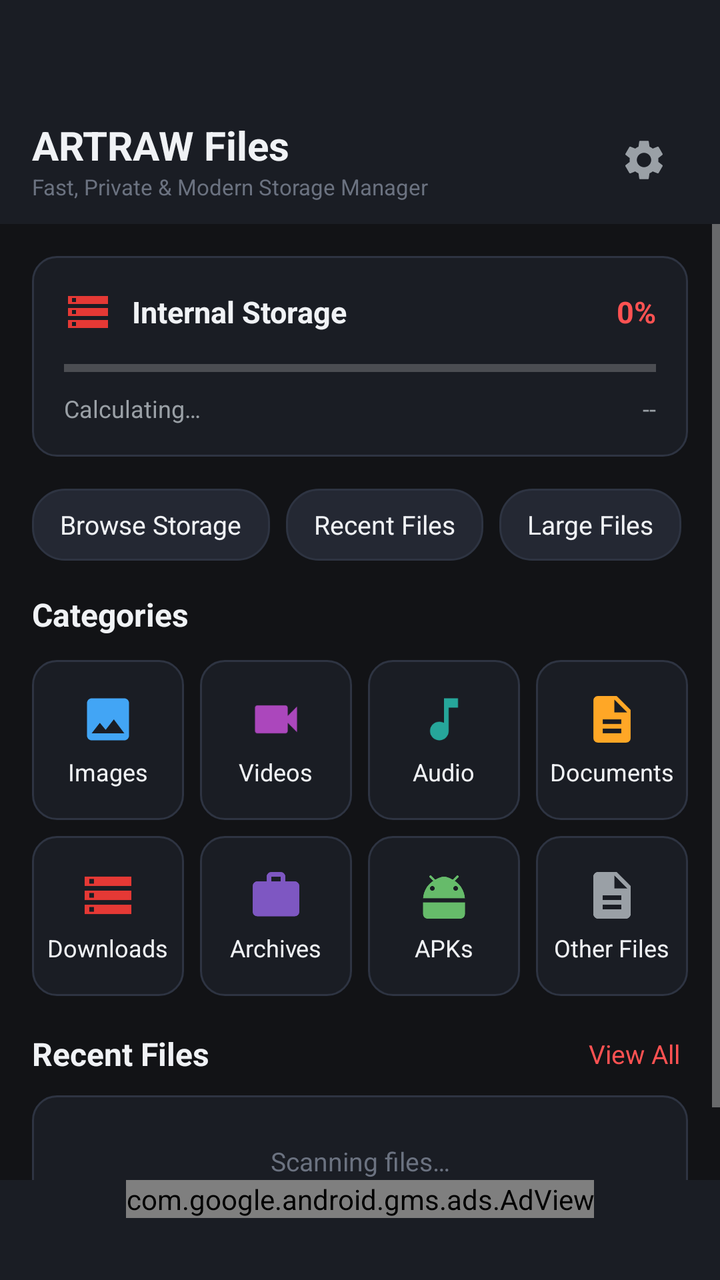
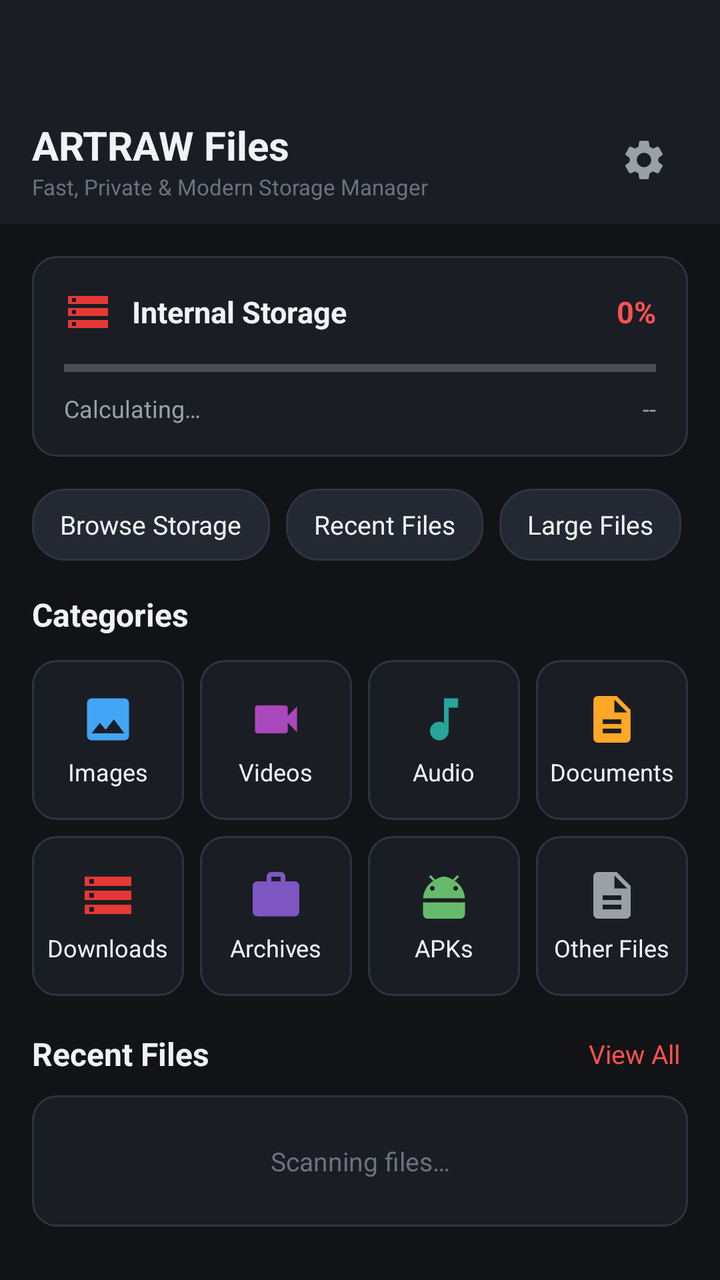

An Android layout rendered at two revisions. The XML below is the earlier revision; the diff shows what the commit changed to produce the second picture.
<!-- AndroidManifest.xml: application theme Theme.ArtrawFiles -->
<!-- res/layout/activity_main.xml -->
<?xml version="1.0" encoding="utf-8"?>
<LinearLayout xmlns:android="http://schemas.android.com/apk/res/android"
    android:layout_width="match_parent"
    android:layout_height="match_parent"
    android:orientation="vertical"
    android:background="@color/bg_dark">

    
    
    <LinearLayout
        android:id="@+id/headerMain"
        android:layout_width="match_parent"
        android:layout_height="wrap_content"
        android:orientation="vertical"
        android:background="@color/surface_dark"
        android:paddingTop="48dp">

        <RelativeLayout
            android:id="@+id/headerContentMain"
            android:layout_width="match_parent"
            android:layout_height="wrap_content"
            android:minHeight="64dp"
            android:paddingStart="16dp"
            android:paddingEnd="16dp"
            android:paddingTop="8dp"
            android:paddingBottom="8dp">

            <LinearLayout
                android:layout_width="wrap_content"
                android:layout_height="wrap_content"
                android:orientation="vertical"
                android:layout_alignParentStart="true"
                android:layout_centerVertical="true">

                <TextView
                    android:id="@+id/tvAppTitle"
                    android:layout_width="wrap_content"
                    android:layout_height="wrap_content"
                    android:text="@string/app_name"
                    android:textColor="@color/text_primary_dark"
                    android:textSize="20sp"
                    android:textStyle="bold" />

                <TextView
                    android:layout_width="wrap_content"
                    android:layout_height="wrap_content"
                    android:text="@string/app_tagline"
                    android:textColor="@color/text_tertiary_dark"
                    android:textSize="11sp" />
            </LinearLayout>

            <ImageView
                android:id="@+id/btnSettings"
                android:layout_width="44dp"
                android:layout_height="44dp"
                android:layout_alignParentEnd="true"
                android:layout_centerVertical="true"
                android:padding="10dp"
                android:background="?android:attr/selectableItemBackgroundBorderless"
                android:contentDescription="@string/nav_settings"
                android:src="@drawable/ic_settings" />
        </RelativeLayout>
    </LinearLayout>

    
    <ScrollView
        android:id="@+id/scrollMainContent"
        android:layout_width="match_parent"
        android:layout_height="0dp"
        android:layout_weight="1"
        android:clipToPadding="false"
        android:fillViewport="true">

        <LinearLayout
            android:layout_width="match_parent"
            android:layout_height="wrap_content"
            android:orientation="vertical"
            android:padding="16dp">

            
            <LinearLayout
                android:id="@+id/layoutPermissionBanner"
                android:layout_width="match_parent"
                android:layout_height="wrap_content"
                android:orientation="vertical"
                android:background="@drawable/bg_card"
                android:padding="16dp"
                android:layout_marginBottom="16dp"
                android:visibility="gone">

                <TextView
                    android:layout_width="wrap_content"
                    android:layout_height="wrap_content"
                    android:text="@string/perm_title"
                    android:textColor="@color/artraw_crimson_accent"
                    android:textSize="16sp"
                    android:textStyle="bold" />

                <TextView
                    android:layout_width="match_parent"
                    android:layout_height="wrap_content"
                    android:layout_marginTop="6dp"
                    android:text="@string/perm_desc"
                    android:textColor="@color/text_secondary_dark"
                    android:textSize="13sp" />

                <Button
                    android:id="@+id/btnGrantPermission"
                    android:layout_width="wrap_content"
                    android:layout_height="40dp"
                    android:layout_marginTop="12dp"
                    android:background="@drawable/bg_button_primary"
                    android:text="@string/perm_btn_grant"
                    android:textColor="@android:color/white"
                    android:textSize="13sp" />
            </LinearLayout>

            
            <LinearLayout
                android:id="@+id/cardStorage"
                android:layout_width="match_parent"
                android:layout_height="wrap_content"
                android:orientation="vertical"
                android:background="@drawable/bg_card"
                android:padding="16dp"
                android:layout_marginBottom="16dp">

                <RelativeLayout
                    android:layout_width="match_parent"
                    android:layout_height="wrap_content">

                    <ImageView
                        android:id="@+id/iconStorage"
                        android:layout_width="24dp"
                        android:layout_height="24dp"
                        android:src="@drawable/ic_storage"
                        android:layout_alignParentStart="true"
                        android:layout_centerVertical="true" />

                    <TextView
                        android:id="@+id/tvStorageTitle"
                        android:layout_width="wrap_content"
                        android:layout_height="wrap_content"
                        android:layout_toEndOf="@id/iconStorage"
                        android:layout_marginStart="10dp"
                        android:layout_centerVertical="true"
                        android:text="@string/storage_internal"
                        android:textColor="@color/text_primary_dark"
                        android:textSize="15sp"
                        android:textStyle="bold" />

                    <TextView
                        android:id="@+id/tvStoragePercent"
                        android:layout_width="wrap_content"
                        android:layout_height="wrap_content"
                        android:layout_alignParentEnd="true"
                        android:layout_centerVertical="true"
                        android:text="0%"
                        android:textColor="@color/artraw_crimson_accent"
                        android:textSize="15sp"
                        android:textStyle="bold" />
                </RelativeLayout>

                
                <ProgressBar
                    android:id="@+id/progressStorage"
                    style="?android:attr/progressBarStyleHorizontal"
                    android:layout_width="match_parent"
                    android:layout_height="8dp"
                    android:layout_marginTop="12dp"
                    android:max="100"
                    android:progress="0"
                    android:progressTint="@color/artraw_crimson" />

                <RelativeLayout
                    android:layout_width="match_parent"
                    android:layout_height="wrap_content"
                    android:layout_marginTop="8dp">

                    <TextView
                        android:id="@+id/tvStorageUsed"
                        android:layout_width="wrap_content"
                        android:layout_height="wrap_content"
                        android:layout_alignParentStart="true"
                        android:text="Calculating…"
                        android:textColor="@color/text_secondary_dark"
                        android:textSize="12sp" />

                    <TextView
                        android:id="@+id/tvStorageFree"
                        android:layout_width="wrap_content"
                        android:layout_height="wrap_content"
                        android:layout_alignParentEnd="true"
                        android:text="--"
                        android:textColor="@color/text_secondary_dark"
                        android:textSize="12sp" />
                </RelativeLayout>
            </LinearLayout>

            
            <HorizontalScrollView
                android:layout_width="match_parent"
                android:layout_height="wrap_content"
                android:scrollbars="none"
                android:layout_marginBottom="16dp">

                <LinearLayout
                    android:layout_width="wrap_content"
                    android:layout_height="wrap_content"
                    android:orientation="horizontal">

                    <TextView
                        android:id="@+id/chipBrowseAll"
                        android:layout_width="wrap_content"
                        android:layout_height="36dp"
                        android:background="@drawable/bg_badge"
                        android:gravity="center"
                        android:paddingStart="14dp"
                        android:paddingEnd="14dp"
                        android:text="@string/action_browse_all"
                        android:textColor="@color/text_primary_dark"
                        android:textSize="13sp" />

                    <TextView
                        android:id="@+id/chipRecent"
                        android:layout_width="wrap_content"
                        android:layout_height="36dp"
                        android:layout_marginStart="8dp"
                        android:background="@drawable/bg_badge"
                        android:gravity="center"
                        android:paddingStart="14dp"
                        android:paddingEnd="14dp"
                        android:text="@string/action_recent"
                        android:textColor="@color/text_primary_dark"
                        android:textSize="13sp" />

                    <TextView
                        android:id="@+id/chipLargeFiles"
                        android:layout_width="wrap_content"
                        android:layout_height="36dp"
                        android:layout_marginStart="8dp"
                        android:background="@drawable/bg_badge"
                        android:gravity="center"
                        android:paddingStart="14dp"
                        android:paddingEnd="14dp"
                        android:text="@string/action_large_files"
                        android:textColor="@color/text_primary_dark"
                        android:textSize="13sp" />

                    <TextView
                        android:id="@+id/chipDuplicates"
                        android:layout_width="wrap_content"
                        android:layout_height="36dp"
                        android:layout_marginStart="8dp"
                        android:background="@drawable/bg_badge"
                        android:gravity="center"
                        android:paddingStart="14dp"
                        android:paddingEnd="14dp"
                        android:text="@string/action_duplicates"
                        android:textColor="@color/text_primary_dark"
                        android:textSize="13sp" />
                </LinearLayout>
            </HorizontalScrollView>

            
            <TextView
                android:layout_width="wrap_content"
                android:layout_height="wrap_content"
                android:text="Categories"
                android:textColor="@color/text_primary_dark"
                android:textSize="16sp"
                android:textStyle="bold"
                android:layout_marginBottom="12dp" />

            
            <LinearLayout
                android:layout_width="match_parent"
                android:layout_height="wrap_content"
                android:orientation="horizontal"
                android:layout_marginBottom="8dp">

                
                <LinearLayout
                    android:id="@+id/catImages"
                    android:layout_width="0dp"
                    android:layout_height="80dp"
                    android:layout_weight="1"
                    android:orientation="vertical"
                    android:background="@drawable/bg_card"
                    android:gravity="center"
                    android:clickable="true"
                    android:focusable="true">

                    <ImageView
                        android:layout_width="28dp"
                        android:layout_height="28dp"
                        android:src="@drawable/ic_image" />

                    <TextView
                        android:layout_width="wrap_content"
                        android:layout_height="wrap_content"
                        android:layout_marginTop="4dp"
                        android:text="@string/cat_images"
                        android:textColor="@color/text_primary_dark"
                        android:textSize="12sp" />
                </LinearLayout>

                
                <LinearLayout
                    android:id="@+id/catVideos"
                    android:layout_width="0dp"
                    android:layout_height="80dp"
                    android:layout_weight="1"
                    android:layout_marginStart="8dp"
                    android:orientation="vertical"
                    android:background="@drawable/bg_card"
                    android:gravity="center"
                    android:clickable="true"
                    android:focusable="true">

                    <ImageView
                        android:layout_width="28dp"
                        android:layout_height="28dp"
                        android:src="@drawable/ic_video" />

                    <TextView
                        android:layout_width="wrap_content"
                        android:layout_height="wrap_content"
                        android:layout_marginTop="4dp"
                        android:text="@string/cat_videos"
                        android:textColor="@color/text_primary_dark"
                        android:textSize="12sp" />
                </LinearLayout>

                
                <LinearLayout
                    android:id="@+id/catAudio"
                    android:layout_width="0dp"
                    android:layout_height="80dp"
                    android:layout_weight="1"
                    android:layout_marginStart="8dp"
                    android:orientation="vertical"
                    android:background="@drawable/bg_card"
                    android:gravity="center"
                    android:clickable="true"
                    android:focusable="true">

                    <ImageView
                        android:layout_width="28dp"
                        android:layout_height="28dp"
                        android:src="@drawable/ic_audio" />

                    <TextView
                        android:layout_width="wrap_content"
                        android:layout_height="wrap_content"
                        android:layout_marginTop="4dp"
                        android:text="@string/cat_audio"
                        android:textColor="@color/text_primary_dark"
                        android:textSize="12sp" />
                </LinearLayout>

                
                <LinearLayout
                    android:id="@+id/catDocuments"
                    android:layout_width="0dp"
                    android:layout_height="80dp"
                    android:layout_weight="1"
                    android:layout_marginStart="8dp"
                    android:orientation="vertical"
                    android:background="@drawable/bg_card"
                    android:gravity="center"
                    android:clickable="true"
                    android:focusable="true">

                    <ImageView
                        android:layout_width="28dp"
                        android:layout_height="28dp"
                        android:src="@drawable/ic_document" />

                    <TextView
                        android:layout_width="wrap_content"
                        android:layout_height="wrap_content"
                        android:layout_marginTop="4dp"
                        android:text="@string/cat_documents"
                        android:textColor="@color/text_primary_dark"
                        android:textSize="12sp" />
                </LinearLayout>
            </LinearLayout>

            
            <LinearLayout
                android:layout_width="match_parent"
                android:layout_height="wrap_content"
                android:orientation="horizontal"
                android:layout_marginBottom="16dp">

                
                <LinearLayout
                    android:id="@+id/catDownloads"
                    android:layout_width="0dp"
                    android:layout_height="80dp"
                    android:layout_weight="1"
                    android:orientation="vertical"
                    android:background="@drawable/bg_card"
                    android:gravity="center"
                    android:clickable="true"
                    android:focusable="true">

                    <ImageView
                        android:layout_width="28dp"
                        android:layout_height="28dp"
                        android:src="@drawable/ic_storage" />

                    <TextView
                        android:layout_width="wrap_content"
                        android:layout_height="wrap_content"
                        android:layout_marginTop="4dp"
                        android:text="@string/cat_downloads"
                        android:textColor="@color/text_primary_dark"
                        android:textSize="12sp" />
                </LinearLayout>

                
                <LinearLayout
                    android:id="@+id/catArchives"
                    android:layout_width="0dp"
                    android:layout_height="80dp"
                    android:layout_weight="1"
                    android:layout_marginStart="8dp"
                    android:orientation="vertical"
                    android:background="@drawable/bg_card"
                    android:gravity="center"
                    android:clickable="true"
                    android:focusable="true">

                    <ImageView
                        android:layout_width="28dp"
                        android:layout_height="28dp"
                        android:src="@drawable/ic_archive" />

                    <TextView
                        android:layout_width="wrap_content"
                        android:layout_height="wrap_content"
                        android:layout_marginTop="4dp"
                        android:text="@string/cat_archives"
                        android:textColor="@color/text_primary_dark"
                        android:textSize="12sp" />
                </LinearLayout>

                
                <LinearLayout
                    android:id="@+id/catApks"
                    android:layout_width="0dp"
                    android:layout_height="80dp"
                    android:layout_weight="1"
                    android:layout_marginStart="8dp"
                    android:orientation="vertical"
                    android:background="@drawable/bg_card"
                    android:gravity="center"
                    android:clickable="true"
                    android:focusable="true">

                    <ImageView
                        android:layout_width="28dp"
                        android:layout_height="28dp"
                        android:src="@drawable/ic_apk" />

                    <TextView
                        android:layout_width="wrap_content"
                        android:layout_height="wrap_content"
                        android:layout_marginTop="4dp"
                        android:text="@string/cat_apks"
                        android:textColor="@color/text_primary_dark"
                        android:textSize="12sp" />
                </LinearLayout>

                
                <LinearLayout
                    android:id="@+id/catOther"
                    android:layout_width="0dp"
                    android:layout_height="80dp"
                    android:layout_weight="1"
                    android:layout_marginStart="8dp"
                    android:orientation="vertical"
                    android:background="@drawable/bg_card"
                    android:gravity="center"
                    android:clickable="true"
                    android:focusable="true">

                    <ImageView
                        android:layout_width="28dp"
                        android:layout_height="28dp"
                        android:src="@drawable/ic_file" />

                    <TextView
                        android:layout_width="wrap_content"
                        android:layout_height="wrap_content"
                        android:layout_marginTop="4dp"
                        android:text="@string/cat_other"
                        android:textColor="@color/text_primary_dark"
                        android:textSize="12sp" />
                </LinearLayout>
            </LinearLayout>

            
            <RelativeLayout
                android:layout_width="match_parent"
                android:layout_height="wrap_content"
                android:layout_marginBottom="8dp">

                <TextView
                    android:layout_width="wrap_content"
                    android:layout_height="wrap_content"
                    android:text="@string/action_recent"
                    android:textColor="@color/text_primary_dark"
                    android:textSize="16sp"
                    android:textStyle="bold"
                    android:layout_alignParentStart="true"
                    android:layout_centerVertical="true" />

                <TextView
                    android:id="@+id/btnViewAllRecent"
                    android:layout_width="wrap_content"
                    android:layout_height="wrap_content"
                    android:layout_alignParentEnd="true"
                    android:layout_centerVertical="true"
                    android:text="View All"
                    android:textColor="@color/artraw_crimson_accent"
                    android:textSize="13sp"
                    android:padding="4dp" />
            </RelativeLayout>

            
            <LinearLayout
                android:id="@+id/layoutRecentList"
                android:layout_width="match_parent"
                android:layout_height="wrap_content"
                android:orientation="vertical"
                android:background="@drawable/bg_card"
                android:padding="8dp">

                <TextView
                    android:id="@+id/tvRecentEmpty"
                    android:layout_width="match_parent"
                    android:layout_height="wrap_content"
                    android:gravity="center"
                    android:padding="16dp"
                    android:text="@string/state_loading"
                    android:textColor="@color/text_tertiary_dark"
                    android:textSize="13sp" />
            </LinearLayout>
        </LinearLayout>
    </ScrollView>

    
    <FrameLayout
        android:id="@+id/layoutAdContainer"
        android:layout_width="match_parent"
        android:layout_height="wrap_content"
        android:minHeight="50dp"
        android:background="@color/surface_dark"
        android:gravity="center">

        <com.google.android.gms.ads.AdView
            xmlns:ads="http://schemas.android.com/apk/res-auto"
            android:id="@+id/adView"
            android:layout_width="wrap_content"
            android:layout_height="wrap_content"
            android:layout_gravity="center_horizontal"
            ads:adSize="BANNER"
            ads:adUnitId="@string/admob_banner_ad_unit_id" />
    </FrameLayout>
</LinearLayout>
<!-- resources referenced by this layout -->
<resources>
  <color name="artraw_crimson">#E53935</color>
  <color name="artraw_crimson_accent">#FF5252</color>
  <color name="bg_dark">#121316</color>
  <color name="surface_dark">#1A1D24</color>
  <color name="text_primary_dark">#F0F2F5</color>
  <color name="text_secondary_dark">#9AA0A6</color>
  <color name="text_tertiary_dark">#6B7280</color>
  <!-- drawable bg_badge (drawable) -->
  <?xml version="1.0" encoding="utf-8"?>
  <shape xmlns:android="http://schemas.android.com/apk/res/android"
      android:shape="rectangle">
      <solid android:color="@color/surface_elevated_dark" />
      <corners android:radius="16dp" />
      <stroke
          android:width="1dp"
          android:color="@color/border_dark" />
  </shape>
  <!-- drawable bg_button_primary (drawable) -->
  <?xml version="1.0" encoding="utf-8"?>
  <shape xmlns:android="http://schemas.android.com/apk/res/android"
      android:shape="rectangle">
      <solid android:color="@color/artraw_crimson" />
      <corners android:radius="8dp" />
  </shape>
  <!-- drawable bg_card (drawable) -->
  <?xml version="1.0" encoding="utf-8"?>
  <shape xmlns:android="http://schemas.android.com/apk/res/android"
      android:shape="rectangle">
      <solid android:color="@color/surface_dark" />
      <corners android:radius="12dp" />
      <stroke
          android:width="1dp"
          android:color="@color/border_dark" />
  </shape>
  <!-- drawable ic_audio (drawable) -->
  <vector xmlns:android="http://schemas.android.com/apk/res/android"
      android:width="24dp"
      android:height="24dp"
      android:viewportWidth="24"
      android:viewportHeight="24">
      <path
          android:fillColor="#26A69A"
          android:pathData="M12,3v10.55c-0.59,-0.34 -1.27,-0.55 -2,-0.55 -2.21,0 -4,1.79 -4,4s1.79,4 4,4 4,-1.79 4,-4V7h4V3h-6z"/>
  </vector>
  <!-- drawable ic_storage (drawable) -->
  <vector xmlns:android="http://schemas.android.com/apk/res/android"
      android:width="24dp"
      android:height="24dp"
      android:viewportWidth="24"
      android:viewportHeight="24">
      <path
          android:fillColor="#E53935"
          android:pathData="M2,20h20v-4H2v4zm2,-3h2v2H4v-2zM2,4v4h20V4H2zm4,3H4V5h2v2zm-4,7h20v-4H2v4zm2,-3h2v2H4v-2z"/>
  </vector>
  <string name="action_browse_all">Browse Storage</string>
  <string name="action_duplicates">Duplicate Finder</string>
  <string name="action_large_files">Large Files</string>
  <string name="action_recent">Recent Files</string>
  <string name="admob_banner_ad_unit_id" translatable="false">ca-app-pub-9417083543459963/1228883736</string>
  <string name="app_name">ARTRAW Files</string>
  <string name="app_tagline">Fast, Private &amp; Modern Storage Manager</string>
  <string name="cat_apks">APKs</string>
  <string name="cat_archives">Archives</string>
  <string name="cat_audio">Audio</string>
  <string name="cat_documents">Documents</string>
  <string name="cat_downloads">Downloads</string>
  <string name="cat_images">Images</string>
  <string name="cat_other">Other Files</string>
  <string name="cat_videos">Videos</string>
  <string name="nav_settings">Settings</string>
  <string name="perm_btn_grant">Grant All Files Access</string>
  <string name="perm_desc">ARTRAW Files requires All Files Access permission to browse, copy, organize, and inspect files on your device. Android 11+ manages file access via system settings.</string>
  <string name="perm_title">Storage Access Required</string>
  <string name="state_loading">Scanning files…</string>
  <string name="storage_internal">Internal Storage</string>
  <color name="surface_elevated_dark">#242833</color>
  <color name="border_dark">#2E3442</color>
  <color name="artraw_crimson_dark">#B71C1C</color>
  <!-- unchanged entries left out for length: 8 -->
</resources>

<!-- the commit's change to res/layout/activity_main.xml (unified diff, before → after) -->
@@ -559,15 +559,6 @@
         android:layout_height="wrap_content"
         android:minHeight="50dp"
         android:background="@color/surface_dark"
-        android:gravity="center">
-
-        <com.google.android.gms.ads.AdView
-            xmlns:ads="http://schemas.android.com/apk/res-auto"
-            android:id="@+id/adView"
-            android:layout_width="wrap_content"
-            android:layout_height="wrap_content"
-            android:layout_gravity="center_horizontal"
-            ads:adSize="BANNER"
-            ads:adUnitId="@string/admob_banner_ad_unit_id" />
-    </FrameLayout>
+        android:gravity="center"
+        android:visibility="gone" />
 </LinearLayout>
<!-- resource entries referenced after the edit -->
@@ -58,7 +58,6 @@
   <string name="action_duplicates">Duplicate Finder</string>
   <string name="action_large_files">Large Files</string>
   <string name="action_recent">Recent Files</string>
-  <string name="admob_banner_ad_unit_id" translatable="false">ca-app-pub-9417083543459963/1228883736</string>
   <string name="app_name">ARTRAW Files</string>
   <string name="app_tagline">Fast, Private &amp; Modern Storage Manager</string>
   <string name="cat_apks">APKs</string>
